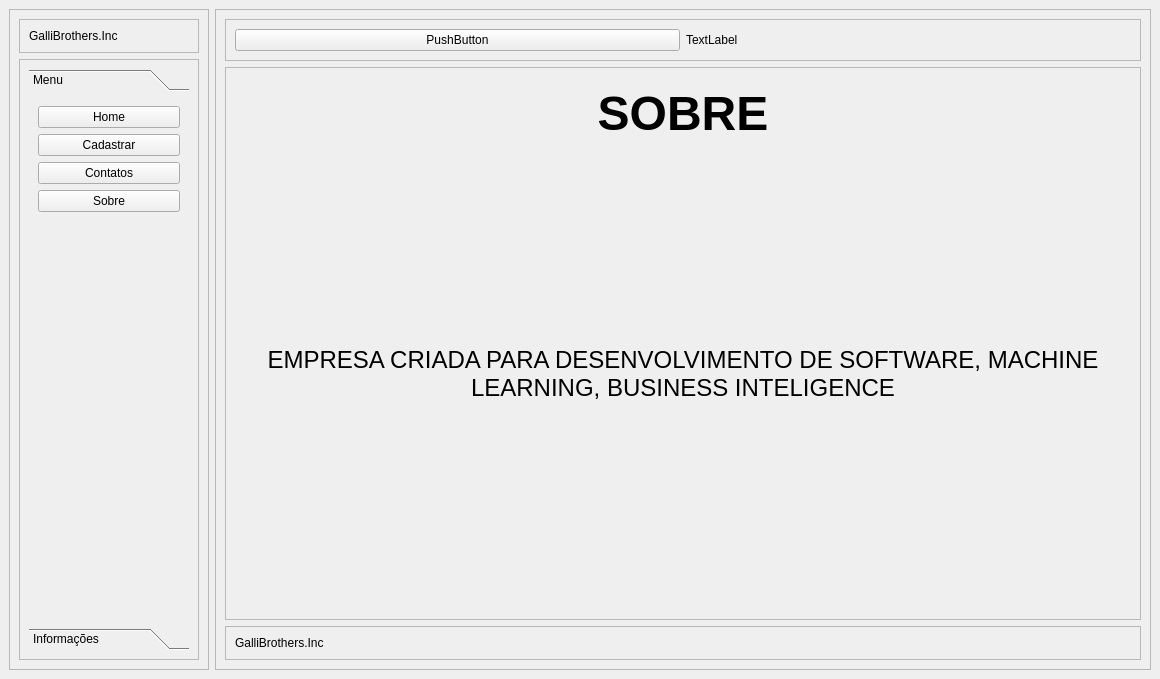
Qt form pyImovV1.ui (MarceloGalliDev/Cadastro-Python) before a commit.
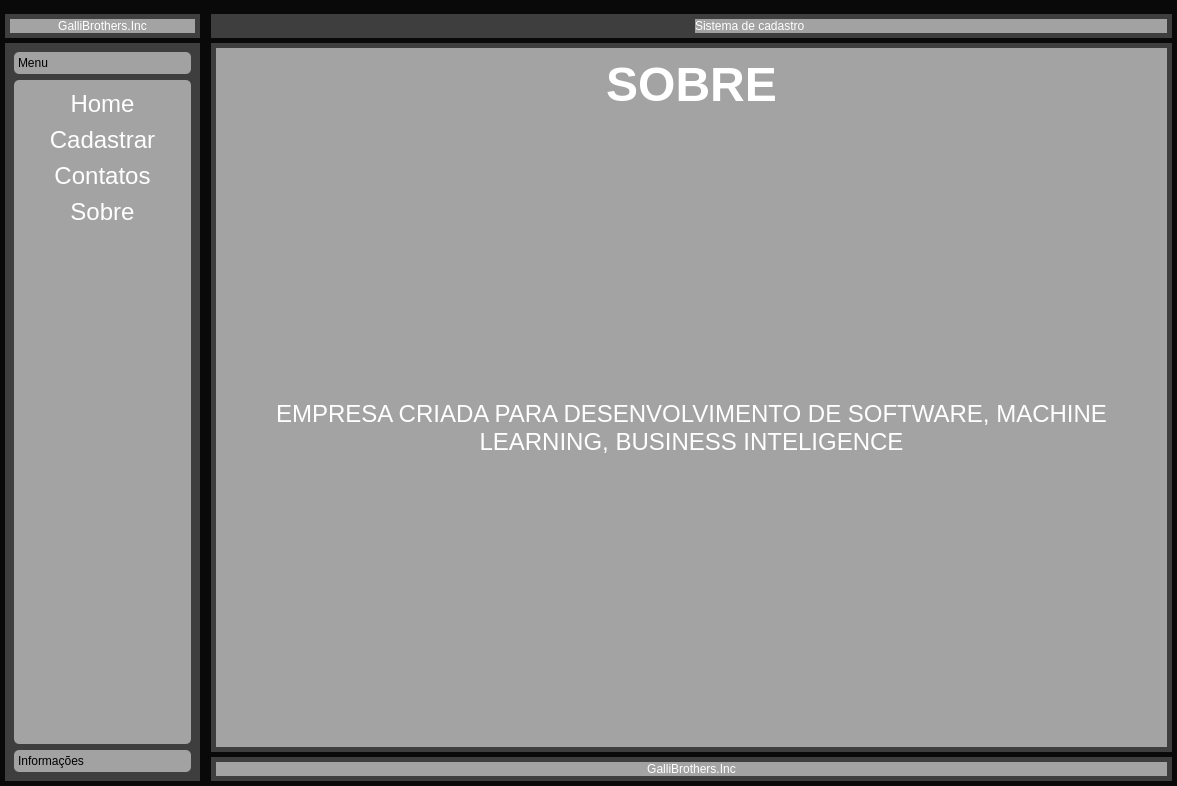
The same form after that commit. The open tabs and pages were chosen to show the change. Icons and pictures are not drawn.

```diff
--- a/pyImovV1.ui
+++ b/pyImovV1.ui
@@ -6,15 +6,368 @@
    <rect>
     <x>0</x>
     <y>0</y>
-    <width>1160</width>
-    <height>679</height>
+    <width>1177</width>
+    <height>786</height>
    </rect>
   </property>
   <property name="windowTitle">
    <string>MainWindow</string>
   </property>
+  <property name="styleSheet">
+   <string notr="true">background-color: rgb(9, 9, 9);</string>
+  </property>
   <widget class="QWidget" name="centralwidget">
-   <layout class="QGridLayout" name="gridLayout_2">
+   <property name="styleSheet">
+    <string notr="true">*{
+	border:none;
+}
+
+QLabel{
+	color:rgb(255, 255, 255);
+}</string>
+   </property>
+   <layout class="QGridLayout" name="gridLayout_2" rowstretch="0">
+    <property name="leftMargin">
+     <number>0</number>
+    </property>
+    <property name="topMargin">
+     <number>9</number>
+    </property>
+    <property name="rightMargin">
+     <number>0</number>
+    </property>
+    <property name="bottomMargin">
+     <number>0</number>
+    </property>
+    <property name="spacing">
+     <number>6</number>
+    </property>
+    <item row="0" column="0">
+     <widget class="QFrame" name="frame_aside_content">
+      <property name="maximumSize">
+       <size>
+        <width>200</width>
+        <height>16777215</height>
+       </size>
+      </property>
+      <property name="frameShape">
+       <enum>QFrame::StyledPanel</enum>
+      </property>
+      <property name="frameShadow">
+       <enum>QFrame::Raised</enum>
+      </property>
+      <layout class="QVBoxLayout" name="verticalLayout_2">
+       <property name="spacing">
+        <number>5</number>
+       </property>
+       <property name="leftMargin">
+        <number>5</number>
+       </property>
+       <property name="topMargin">
+        <number>5</number>
+       </property>
+       <property name="rightMargin">
+        <number>0</number>
+       </property>
+       <property name="bottomMargin">
+        <number>5</number>
+       </property>
+       <item>
+        <widget class="QFrame" name="frame_logo">
+         <property name="styleSheet">
+          <string notr="true">background-color: rgb(63, 63, 63);</string>
+         </property>
+         <property name="frameShape">
+          <enum>QFrame::StyledPanel</enum>
+         </property>
+         <property name="frameShadow">
+          <enum>QFrame::Raised</enum>
+         </property>
+         <layout class="QHBoxLayout" name="horizontalLayout_4">
+          <property name="leftMargin">
+           <number>5</number>
+          </property>
+          <property name="topMargin">
+           <number>5</number>
+          </property>
+          <property name="rightMargin">
+           <number>5</number>
+          </property>
+          <property name="bottomMargin">
+           <number>5</number>
+          </property>
+          <item>
+           <widget class="QLabel" name="label_logo">
+            <property name="styleSheet">
+             <string notr="true">background-color: rgb(163, 163, 163);</string>
+            </property>
+            <property name="text">
+             <string>GalliBrothers.Inc</string>
+            </property>
+            <property name="alignment">
+             <set>Qt::AlignCenter</set>
+            </property>
+            <property name="margin">
+             <number>3</number>
+            </property>
+           </widget>
+          </item>
+         </layout>
+        </widget>
+       </item>
+       <item>
+        <widget class="QFrame" name="frame_menu">
+         <property name="styleSheet">
+          <string notr="true">QFrame{
+	background-color: rgb(62, 62, 62);
+}
+
+QToolBox::tab{
+	border-radius: 5px;
+	background-color: rgb(162, 162, 162);
+}</string>
+         </property>
+         <property name="frameShape">
+          <enum>QFrame::StyledPanel</enum>
+         </property>
+         <property name="frameShadow">
+          <enum>QFrame::Raised</enum>
+         </property>
+         <layout class="QHBoxLayout" name="horizontalLayout_5">
+          <property name="leftMargin">
+           <number>9</number>
+          </property>
+          <property name="topMargin">
+           <number>9</number>
+          </property>
+          <property name="rightMargin">
+           <number>9</number>
+          </property>
+          <property name="bottomMargin">
+           <number>9</number>
+          </property>
+          <item>
+           <widget class="QToolBox" name="box_menu">
+            <property name="styleSheet">
+             <string notr="true">
+</string>
+            </property>
+            <property name="currentIndex">
+             <number>0</number>
+            </property>
+            <widget class="QWidget" name="box_menu_menu">
+             <property name="geometry">
+              <rect>
+               <x>0</x>
+               <y>0</y>
+               <width>177</width>
+               <height>644</height>
+              </rect>
+             </property>
+             <property name="styleSheet">
+              <string notr="true">QWidget{
+	background-color: rgb(163, 163, 163);
+	border-radius: 5px;
+}</string>
+             </property>
+             <attribute name="label">
+              <string>Menu</string>
+             </attribute>
+             <layout class="QVBoxLayout" name="verticalLayout_4">
+              <item>
+               <widget class="QPushButton" name="button_home">
+                <property name="minimumSize">
+                 <size>
+                  <width>0</width>
+                  <height>30</height>
+                 </size>
+                </property>
+                <property name="font">
+                 <font>
+                  <pointsize>18</pointsize>
+                 </font>
+                </property>
+                <property name="cursor">
+                 <cursorShape>PointingHandCursor</cursorShape>
+                </property>
+                <property name="styleSheet">
+                 <string notr="true">QPushButton:hover{
+	border-radius: 5px;
+	background-color: rgb(62, 62, 62);
+}
+
+QPushButton{
+	color: rgb(255, 255, 255)
+}</string>
+                </property>
+                <property name="text">
+                 <string>Home</string>
+                </property>
+               </widget>
+              </item>
+              <item>
+               <widget class="QPushButton" name="button_cadastrar">
+                <property name="minimumSize">
+                 <size>
+                  <width>0</width>
+                  <height>30</height>
+                 </size>
+                </property>
+                <property name="font">
+                 <font>
+                  <pointsize>18</pointsize>
+                 </font>
+                </property>
+                <property name="cursor">
+                 <cursorShape>PointingHandCursor</cursorShape>
+                </property>
+                <property name="styleSheet">
+                 <string notr="true">QPushButton:hover{
+	border-radius: 5px;
+	background-color: rgb(62, 62, 62);
+}
+
+QPushButton{
+	color: rgb(255, 255, 255)
+}
+</string>
+                </property>
+                <property name="text">
+                 <string>Cadastrar</string>
+                </property>
+               </widget>
+              </item>
+              <item>
+               <widget class="QPushButton" name="button_contatos">
+                <property name="minimumSize">
+                 <size>
+                  <width>0</width>
+                  <height>30</height>
+                 </size>
+                </property>
+                <property name="font">
+                 <font>
+                  <pointsize>18</pointsize>
+                 </font>
+                </property>
+                <property name="cursor">
+                 <cursorShape>PointingHandCursor</cursorShape>
+                </property>
+                <property name="styleSheet">
+                 <string notr="true">QPushButton:hover{
+	border-radius: 5px;
+	background-color: rgb(62, 62, 62);
+}
+
+QPushButton{
+	color: rgb(255, 255, 255)
+}</string>
+                </property>
+                <property name="text">
+                 <string>Contatos</string>
+                </property>
+               </widget>
+              </item>
+              <item>
+               <widget class="QPushButton" name="button_sobre">
+                <property name="minimumSize">
+                 <size>
+                  <width>0</width>
+                  <height>30</height>
+                 </size>
+                </property>
+                <property name="font">
+                 <font>
+                  <pointsize>18</pointsize>
+                 </font>
+                </property>
+                <property name="cursor">
+                 <cursorShape>PointingHandCursor</cursorShape>
+                </property>
+                <property name="styleSheet">
+                 <string notr="true">QPushButton:hover{
+	border-radius: 5px;
+	background-color: rgb(62, 62, 62);
+}
+
+QPushButton{
+	color: rgb(255, 255, 255)
+}
+</string>
+                </property>
+                <property name="text">
+                 <string>Sobre</string>
+                </property>
+               </widget>
+              </item>
+              <item>
+               <spacer name="space_vertical">
+                <property name="orientation">
+                 <enum>Qt::Vertical</enum>
+                </property>
+                <property name="sizeHint" stdset="0">
+                 <size>
+                  <width>20</width>
+                  <height>40</height>
+                 </size>
+                </property>
+               </spacer>
+              </item>
+             </layout>
+             <zorder>space_vertical</zorder>
+             <zorder>button_home</zorder>
+             <zorder>button_cadastrar</zorder>
+             <zorder>button_contatos</zorder>
+             <zorder>button_sobre</zorder>
+            </widget>
+            <widget class="QWidget" name="box_menu_info">
+             <property name="geometry">
+              <rect>
+               <x>0</x>
+               <y>0</y>
+               <width>177</width>
+               <height>644</height>
+              </rect>
+             </property>
+             <property name="styleSheet">
+              <string notr="true">QWidget{
+	background-color: rgb(163, 163, 163);
+	border-radius: 5px;
+}</string>
+             </property>
+             <attribute name="label">
+              <string>Informações</string>
+             </attribute>
+             <layout class="QHBoxLayout" name="horizontalLayout_6">
+              <item>
+               <widget class="QLabel" name="label_info">
+                <property name="sizePolicy">
+                 <sizepolicy hsizetype="Preferred" vsizetype="Preferred">
+                  <horstretch>0</horstretch>
+                  <verstretch>0</verstretch>
+                 </sizepolicy>
+                </property>
+                <property name="text">
+                 <string>&lt;html&gt;&lt;head/&gt;&lt;body&gt;&lt;p align=&quot;center&quot;&gt;Criado por &lt;span style=&quot; font-weight:600;&quot;&gt;Galli, Marcelo L.&lt;/span&gt;&lt;/p&gt;&lt;p align=&quot;center&quot;&gt;&lt;a href=&quot;https://github.com/MarceloGalliDev&quot;&gt;&lt;span style=&quot; text-decoration: underline; color:#0000ff;&quot;&gt;GitHub&lt;/span&gt;&lt;/a&gt;&lt;/p&gt;&lt;/body&gt;&lt;/html&gt;</string>
+                </property>
+                <property name="alignment">
+                 <set>Qt::AlignCenter</set>
+                </property>
+                <property name="wordWrap">
+                 <bool>true</bool>
+                </property>
+               </widget>
+              </item>
+             </layout>
+            </widget>
+           </widget>
+          </item>
+         </layout>
+        </widget>
+       </item>
+      </layout>
+     </widget>
+    </item>
     <item row="0" column="1">
      <widget class="QFrame" name="frame_main_content">
       <property name="frameShape">
@@ -24,8 +377,26 @@
        <enum>QFrame::Raised</enum>
       </property>
       <layout class="QVBoxLayout" name="verticalLayout">
+       <property name="spacing">
+        <number>5</number>
+       </property>
+       <property name="leftMargin">
+        <number>5</number>
+       </property>
+       <property name="topMargin">
+        <number>5</number>
+       </property>
+       <property name="rightMargin">
+        <number>5</number>
+       </property>
+       <property name="bottomMargin">
+        <number>5</number>
+       </property>
        <item>
         <widget class="QFrame" name="frame_header">
+         <property name="styleSheet">
+          <string notr="true">background-color: rgb(62, 62, 62);</string>
+         </property>
          <property name="frameShape">
           <enum>QFrame::StyledPanel</enum>
          </property>
@@ -33,17 +404,49 @@
           <enum>QFrame::Raised</enum>
          </property>
          <layout class="QHBoxLayout" name="horizontalLayout_2">
-          <item>
+          <property name="leftMargin">
+           <number>5</number>
+          </property>
+          <property name="topMargin">
+           <number>5</number>
+          </property>
+          <property name="rightMargin">
+           <number>5</number>
+          </property>
+          <property name="bottomMargin">
+           <number>5</number>
+          </property>
+          <item alignment="Qt::AlignLeft">
            <widget class="QPushButton" name="button_toggle">
+            <property name="layoutDirection">
+             <enum>Qt::LeftToRight</enum>
+            </property>
+            <property name="styleSheet">
+             <string notr="true">background-color: rgb(62, 62, 62);
+color: rgb(162, 162, 162);</string>
+            </property>
             <property name="text">
-             <string>PushButton</string>
+             <string/>
+            </property>
+            <property name="icon">
+             <iconset resource="icons/icons_.qrc">
+              <normaloff>:/icons/menu2.png</normaloff>:/icons/menu2.png</iconset>
+            </property>
+            <property name="iconSize">
+             <size>
+              <width>32</width>
+              <height>32</height>
+             </size>
             </property>
            </widget>
           </item>
           <item>
            <widget class="QLabel" name="label_header">
+            <property name="styleSheet">
+             <string notr="true">background-color: rgb(162, 162, 162);</string>
+            </property>
             <property name="text">
-             <string>TextLabel</string>
+             <string>Sistema de cadastro</string>
             </property>
            </widget>
           </item>
@@ -58,6 +461,10 @@
            <verstretch>0</verstretch>
           </sizepolicy>
          </property>
+         <property name="styleSheet">
+          <string notr="true">background-color: rgb(62, 62, 62);
+</string>
+         </property>
          <property name="frameShape">
           <enum>QFrame::StyledPanel</enum>
          </property>
@@ -65,8 +472,119 @@
           <enum>QFrame::Raised</enum>
          </property>
          <layout class="QVBoxLayout" name="verticalLayout_3">
+          <property name="leftMargin">
+           <number>5</number>
+          </property>
+          <property name="topMargin">
+           <number>5</number>
+          </property>
+          <property name="rightMargin">
+           <number>5</number>
+          </property>
+          <property name="bottomMargin">
+           <number>5</number>
+          </property>
           <item>
            <widget class="QStackedWidget" name="stackedWidget">
+            <property name="palette">
+             <palette>
+              <active>
+               <colorrole role="Button">
+                <brush brushstyle="SolidPattern">
+                 <color alpha="255">
+                  <red>163</red>
+                  <green>163</green>
+                  <blue>163</blue>
+                 </color>
+                </brush>
+               </colorrole>
+               <colorrole role="Base">
+                <brush brushstyle="SolidPattern">
+                 <color alpha="255">
+                  <red>163</red>
+                  <green>163</green>
+                  <blue>163</blue>
+                 </color>
+                </brush>
+               </colorrole>
+               <colorrole role="Window">
+                <brush brushstyle="SolidPattern">
+                 <color alpha="255">
+                  <red>163</red>
+                  <green>163</green>
+                  <blue>163</blue>
+                 </color>
+                </brush>
+               </colorrole>
+              </active>
+              <inactive>
+               <colorrole role="Button">
+                <brush brushstyle="SolidPattern">
+                 <color alpha="255">
+                  <red>163</red>
+                  <green>163</green>
+                  <blue>163</blue>
+                 </color>
+                </brush>
+               </colorrole>
+               <colorrole role="Base">
+                <brush brushstyle="SolidPattern">
+                 <color alpha="255">
+                  <red>163</red>
+                  <green>163</green>
+                  <blue>163</blue>
+                 </color>
+                </brush>
+               </colorrole>
+               <colorrole role="Window">
+                <brush brushstyle="SolidPattern">
+                 <color alpha="255">
+                  <red>163</red>
+                  <green>163</green>
+                  <blue>163</blue>
+                 </color>
+                </brush>
+               </colorrole>
+              </inactive>
+              <disabled>
+               <colorrole role="Button">
+                <brush brushstyle="SolidPattern">
+                 <color alpha="255">
+                  <red>163</red>
+                  <green>163</green>
+                  <blue>163</blue>
+                 </color>
+                </brush>
+               </colorrole>
+               <colorrole role="Base">
+                <brush brushstyle="SolidPattern">
+                 <color alpha="255">
+                  <red>163</red>
+                  <green>163</green>
+                  <blue>163</blue>
+                 </color>
+                </brush>
+               </colorrole>
+               <colorrole role="Window">
+                <brush brushstyle="SolidPattern">
+                 <color alpha="255">
+                  <red>163</red>
+                  <green>163</green>
+                  <blue>163</blue>
+                 </color>
+                </brush>
+               </colorrole>
+              </disabled>
+             </palette>
+            </property>
+            <property name="whatsThis">
+             <string>&lt;html&gt;&lt;head/&gt;&lt;body&gt;&lt;p align=&quot;center&quot;&gt;&lt;br/&gt;&lt;/p&gt;&lt;/body&gt;&lt;/html&gt;</string>
+            </property>
+            <property name="styleSheet">
+             <string notr="true">background-color: rgb(163, 163, 163);
+
+</string>
+            </property>
             <property name="currentIndex">
              <number>1</number>
             </property>
@@ -490,9 +1008,18 @@
                 <property name="text">
                  <string>&lt;html&gt;&lt;head/&gt;&lt;body&gt;&lt;p align=&quot;center&quot;&gt;&lt;span style=&quot; font-size:18pt;&quot;&gt;EMPRESA CRIADA PARA DESENVOLVIMENTO DE SOFTWARE, MACHINE LEARNING, BUSINESS INTELIGENCE&lt;/span&gt;&lt;/p&gt;&lt;/body&gt;&lt;/html&gt;</string>
                 </property>
+                <property name="alignment">
+                 <set>Qt::AlignCenter</set>
+                </property>
                 <property name="wordWrap">
                  <bool>true</bool>
                 </property>
+                <property name="margin">
+                 <number>5</number>
+                </property>
+                <property name="indent">
+                 <number>0</number>
+                </property>
                </widget>
               </item>
              </layout>
@@ -504,6 +1031,9 @@
        </item>
        <item>
         <widget class="QFrame" name="frame_footer">
+         <property name="styleSheet">
+          <string notr="true">background-color: rgb(62, 62, 62);</string>
+         </property>
          <property name="frameShape">
           <enum>QFrame::StyledPanel</enum>
          </property>
@@ -511,6 +1041,18 @@
           <enum>QFrame::Raised</enum>
          </property>
          <layout class="QHBoxLayout" name="horizontalLayout_3">
+          <property name="leftMargin">
+           <number>5</number>
+          </property>
+          <property name="topMargin">
+           <number>5</number>
+          </property>
+          <property name="rightMargin">
+           <number>5</number>
+          </property>
+          <property name="bottomMargin">
+           <number>5</number>
+          </property>
           <item>
            <widget class="QLabel" name="label_footer">
             <property name="sizePolicy">
@@ -519,155 +1061,21 @@
               <verstretch>0</verstretch>
              </sizepolicy>
             </property>
-            <property name="text">
-             <string>GalliBrothers.Inc</string>
+            <property name="styleSheet">
+             <string notr="true">background-color: rgb(163, 163, 163);</string>
             </property>
-           </widget>
-          </item>
-         </layout>
-        </widget>
-       </item>
-      </layout>
-     </widget>
-    </item>
-    <item row="0" column="0">
-     <widget class="QFrame" name="frame_aside_content">
-      <property name="maximumSize">
-       <size>
-        <width>200</width>
-        <height>16777215</height>
-       </size>
-      </property>
-      <property name="frameShape">
-       <enum>QFrame::StyledPanel</enum>
-      </property>
-      <property name="frameShadow">
-       <enum>QFrame::Raised</enum>
-      </property>
-      <layout class="QVBoxLayout" name="verticalLayout_2">
-       <item>
-        <widget class="QFrame" name="frame_logo">
-         <property name="frameShape">
-          <enum>QFrame::StyledPanel</enum>
-         </property>
-         <property name="frameShadow">
-          <enum>QFrame::Raised</enum>
-         </property>
-         <layout class="QHBoxLayout" name="horizontalLayout_4">
-          <item>
-           <widget class="QLabel" name="label_logo">
             <property name="text">
              <string>GalliBrothers.Inc</string>
             </property>
-           </widget>
-          </item>
-         </layout>
-        </widget>
-       </item>
-       <item>
-        <widget class="QFrame" name="frame_menu">
-         <property name="frameShape">
-          <enum>QFrame::StyledPanel</enum>
-         </property>
-         <property name="frameShadow">
-          <enum>QFrame::Raised</enum>
-         </property>
-         <layout class="QHBoxLayout" name="horizontalLayout_5">
-          <item>
-           <widget class="QToolBox" name="box_menu">
-            <property name="currentIndex">
-             <number>0</number>
+            <property name="alignment">
+             <set>Qt::AlignCenter</set>
             </property>
-            <widget class="QWidget" name="box_menu_menu">
-             <property name="geometry">
-              <rect>
-               <x>0</x>
-               <y>0</y>
-               <width>148</width>
-               <height>477</height>
-              </rect>
-             </property>
-             <attribute name="label">
-              <string>Menu</string>
-             </attribute>
-             <layout class="QVBoxLayout" name="verticalLayout_4">
-              <item>
-               <widget class="QPushButton" name="button_home">
-                <property name="text">
-                 <string>Home</string>
-                </property>
-               </widget>
-              </item>
-              <item>
-               <widget class="QPushButton" name="button_cadastrar">
-                <property name="text">
-                 <string>Cadastrar</string>
-                </property>
-               </widget>
-              </item>
-              <item>
-               <widget class="QPushButton" name="button_contatos">
-                <property name="text">
-                 <string>Contatos</string>
-                </property>
-               </widget>
-              </item>
-              <item>
-               <widget class="QPushButton" name="button_sobre">
-                <property name="text">
-                 <string>Sobre</string>
-                </property>
-               </widget>
-              </item>
-              <item>
-               <spacer name="space_vertical">
-                <property name="orientation">
-                 <enum>Qt::Vertical</enum>
-                </property>
-                <property name="sizeHint" stdset="0">
-                 <size>
-                  <width>20</width>
-                  <height>40</height>
-                 </size>
-                </property>
-               </spacer>
-              </item>
-             </layout>
-            </widget>
-            <widget class="QWidget" name="box_menu_info">
-             <property name="geometry">
-              <rect>
-               <x>0</x>
-               <y>0</y>
-               <width>148</width>
-               <height>477</height>
-              </rect>
-             </property>
-             <attribute name="label">
-              <string>Informações</string>
-             </attribute>
-             <layout class="QHBoxLayout" name="horizontalLayout_6">
-              <item>
-               <widget class="QLabel" name="label_info">
-                <property name="sizePolicy">
-                 <sizepolicy hsizetype="Preferred" vsizetype="Preferred">
-                  <horstretch>0</horstretch>
-                  <verstretch>0</verstretch>
-                 </sizepolicy>
-                </property>
-                <property name="text">
-                 <string>&lt;html&gt;&lt;head/&gt;&lt;body&gt;&lt;p align=&quot;center&quot;&gt;Criado por &lt;span style=&quot; font-weight:600;&quot;&gt;Galli, Marcelo L.&lt;/span&gt;&lt;/p&gt;&lt;p align=&quot;center&quot;&gt;&lt;a href=&quot;https://github.com/MarceloGalliDev&quot;&gt;&lt;span style=&quot; text-decoration: underline; color:#0000ff;&quot;&gt;GitHub&lt;/span&gt;&lt;/a&gt;&lt;/p&gt;&lt;/body&gt;&lt;/html&gt;</string>
-                </property>
-                <property name="alignment">
-                 <set>Qt::AlignCenter</set>
-                </property>
-                <property name="wordWrap">
-                 <bool>true</bool>
-                </property>
-               </widget>
-              </item>
-             </layout>
-            </widget>
+            <property name="margin">
+             <number>3</number>
+            </property>
+            <property name="indent">
+             <number>-1</number>
+            </property>
            </widget>
           </item>
          </layout>
```
Left out of the diff: 2 changed lines with no effect on the pictures.
